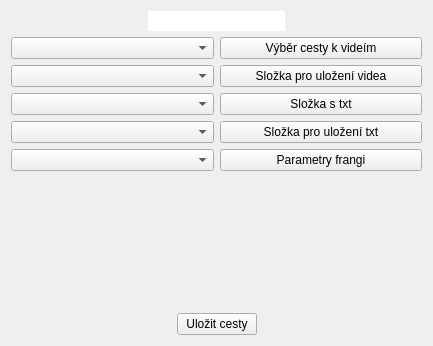
The window that ui/t_b_ho.ui (RaphCucul/Image-registration-GUI) describes before a commit, drawn with Qt 5.
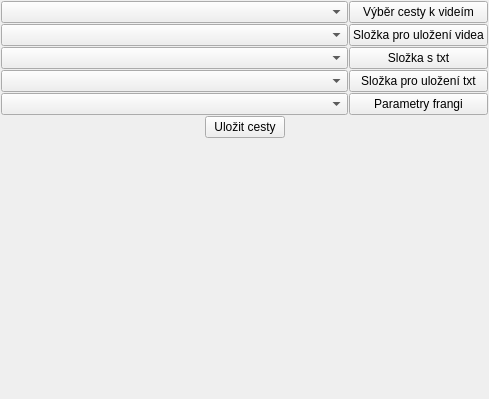
The same window after the commit.

```diff
--- a/ui/t_b_ho.ui
+++ b/ui/t_b_ho.ui
@@ -9,8 +9,8 @@
    <rect>
     <x>0</x>
     <y>0</y>
-    <width>433</width>
-    <height>346</height>
+    <width>489</width>
+    <height>399</height>
    </rect>
   </property>
   <property name="sizePolicy">
@@ -25,105 +25,46 @@
   <property name="autoFillBackground">
    <bool>true</bool>
   </property>
-  <layout class="QGridLayout" name="gridLayout_2">
-   <item row="0" column="0">
-    <layout class="QHBoxLayout" name="horizontalLayout">
-     <item>
-      <spacer name="horizontalSpacer_3">
-       <property name="orientation">
-        <enum>Qt::Horizontal</enum>
-       </property>
-       <property name="sizeHint" stdset="0">
-        <size>
-         <width>40</width>
-         <height>20</height>
-        </size>
-       </property>
-      </spacer>
-     </item>
-     <item>
-      <widget class="QLineEdit" name="lineEdit">
-       <property name="frame">
-        <bool>false</bool>
-       </property>
-      </widget>
-     </item>
-     <item>
-      <spacer name="horizontalSpacer_4">
-       <property name="orientation">
-        <enum>Qt::Horizontal</enum>
-       </property>
-       <property name="sizeHint" stdset="0">
-        <size>
-         <width>40</width>
-         <height>20</height>
-        </size>
-       </property>
-      </spacer>
-     </item>
-    </layout>
-   </item>
-   <item row="3" column="0">
-    <layout class="QHBoxLayout" name="horizontalLayout_2">
-     <item>
-      <spacer name="horizontalSpacer">
-       <property name="orientation">
-        <enum>Qt::Horizontal</enum>
-       </property>
-       <property name="sizeHint" stdset="0">
-        <size>
-         <width>40</width>
-         <height>20</height>
-        </size>
-       </property>
-      </spacer>
-     </item>
-     <item>
-      <widget class="QPushButton" name="ulozeni_cest">
+  <layout class="QVBoxLayout" name="verticalLayout">
+   <property name="spacing">
+    <number>1</number>
+   </property>
+   <property name="leftMargin">
+    <number>1</number>
+   </property>
+   <property name="topMargin">
+    <number>1</number>
+   </property>
+   <property name="rightMargin">
+    <number>1</number>
+   </property>
+   <property name="bottomMargin">
+    <number>1</number>
+   </property>
+   <item>
+    <layout class="QGridLayout" name="gridLayout" columnstretch="3,1">
+     <item row="3" column="1">
+      <widget class="QPushButton" name="ulozeni_txt">
        <property name="text">
-        <string>Uložit cesty</string>
-       </property>
-      </widget>
-     </item>
-     <item>
-      <spacer name="horizontalSpacer_2">
-       <property name="orientation">
-        <enum>Qt::Horizontal</enum>
-       </property>
-       <property name="sizeHint" stdset="0">
-        <size>
-         <width>40</width>
-         <height>20</height>
-        </size>
-       </property>
-      </spacer>
-     </item>
-    </layout>
-   </item>
-   <item row="1" column="0">
-    <layout class="QGridLayout" name="gridLayout">
-     <item row="0" column="0">
-      <widget class="QComboBox" name="CB_cesta_k_videim">
-       <property name="sizePolicy">
-        <sizepolicy hsizetype="Preferred" vsizetype="Fixed">
-         <horstretch>0</horstretch>
-         <verstretch>0</verstretch>
-        </sizepolicy>
-       </property>
-       <property name="maxVisibleItems">
-        <number>3</number>
+        <string>Složka pro uložení txt</string>
        </property>
       </widget>
      </item>
      <item row="0" column="1">
       <widget class="QPushButton" name="cesta_k_videim">
+       <property name="sizePolicy">
+        <sizepolicy hsizetype="Minimum" vsizetype="Fixed">
+         <horstretch>0</horstretch>
+         <verstretch>0</verstretch>
+        </sizepolicy>
+       </property>
        <property name="text">
         <string>Výběr cesty k videím</string>
        </property>
       </widget>
      </item>
-     <item row="1" column="0">
-      <widget class="QComboBox" name="CB_ulozeni_videa"/>
+     <item row="3" column="0">
+      <widget class="QComboBox" name="CB_ulozeni_txt"/>
      </item>
      <item row="1" column="1">
       <widget class="QPushButton" name="ulozeni_videa">
@@ -132,6 +73,25 @@
        </property>
       </widget>
      </item>
+     <item row="1" column="0">
+      <widget class="QComboBox" name="CB_ulozeni_videa"/>
+     </item>
+     <item row="0" column="0">
+      <widget class="QComboBox" name="CB_cesta_k_videim">
+       <property name="sizePolicy">
+        <sizepolicy hsizetype="Minimum" vsizetype="Fixed">
+         <horstretch>0</horstretch>
+         <verstretch>0</verstretch>
+        </sizepolicy>
+       </property>
+       <property name="maxVisibleItems">
+        <number>3</number>
+       </property>
+      </widget>
+     </item>
+     <item row="4" column="0">
+      <widget class="QComboBox" name="paramFrangCB"/>
+     </item>
      <item row="2" column="0">
       <widget class="QComboBox" name="CB_slozka_txt">
        <property name="editable">
@@ -142,26 +102,6 @@
        </property>
       </widget>
      </item>
-     <item row="2" column="1">
-      <widget class="QPushButton" name="txt_slozka">
-       <property name="text">
-        <string>Složka s txt</string>
-       </property>
-      </widget>
-     </item>
-     <item row="3" column="0">
-      <widget class="QComboBox" name="CB_ulozeni_txt"/>
-     </item>
-     <item row="3" column="1">
-      <widget class="QPushButton" name="ulozeni_txt">
-       <property name="text">
-        <string>Složka pro uložení txt</string>
-       </property>
-      </widget>
-     </item>
-     <item row="4" column="0">
-      <widget class="QComboBox" name="paramFrangCB"/>
-     </item>
      <item row="4" column="1">
       <widget class="QPushButton" name="paramFrangPB">
        <property name="text">
@@ -169,9 +109,53 @@
        </property>
       </widget>
      </item>
+     <item row="2" column="1">
+      <widget class="QPushButton" name="txt_slozka">
+       <property name="text">
+        <string>Složka s txt</string>
+       </property>
+      </widget>
+     </item>
     </layout>
    </item>
-   <item row="2" column="0">
+   <item>
+    <layout class="QHBoxLayout" name="horizontalLayout_2">
+     <item>
+      <spacer name="horizontalSpacer">
+       <property name="orientation">
+        <enum>Qt::Horizontal</enum>
+       </property>
+       <property name="sizeHint" stdset="0">
+        <size>
+         <width>40</width>
+         <height>20</height>
+        </size>
+       </property>
+      </spacer>
+     </item>
+     <item>
+      <widget class="QPushButton" name="ulozeni_cest">
+       <property name="text">
+        <string>Uložit cesty</string>
+       </property>
+      </widget>
+     </item>
+     <item>
+      <spacer name="horizontalSpacer_2">
+       <property name="orientation">
+        <enum>Qt::Horizontal</enum>
+       </property>
+       <property name="sizeHint" stdset="0">
+        <size>
+         <width>40</width>
+         <height>20</height>
+        </size>
+       </property>
+      </spacer>
+     </item>
+    </layout>
+   </item>
+   <item>
     <spacer name="verticalSpacer">
      <property name="orientation">
       <enum>Qt::Vertical</enum>
```
